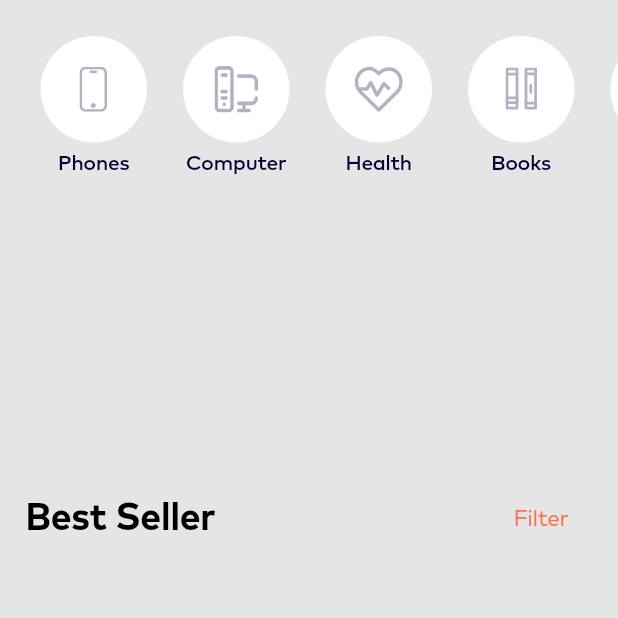
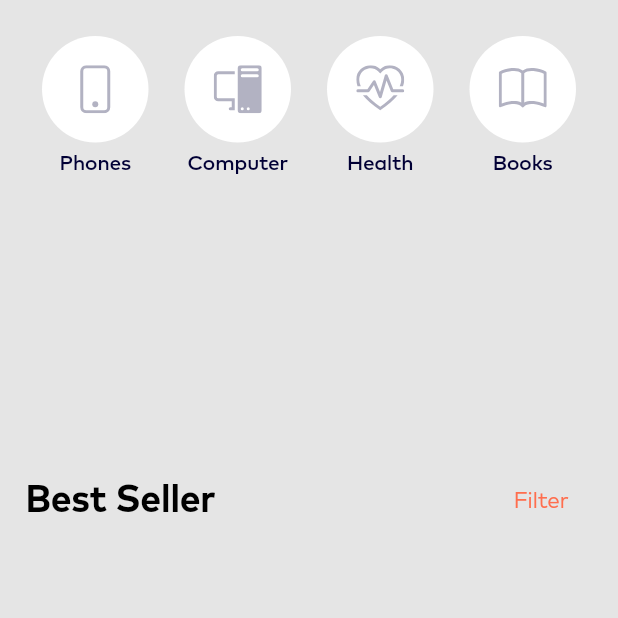
Before and after one commit to devmaslove/ecommerce_test, a Flutter app: the MainPageLoaded screen opened directly with empty values, on a phone screen of 412 x 824 dp, the top half of it. Run offline on Flutter 3.47's test engine with Material 2 defaults, Android fonts, the phone set to English and light mode, and no system bars; our stand-ins replace badges, bootstrap_icons, card_swiper, dio, equatable, flutter_bloc and 2 more; network calls fail; project files that could hold a hidden picture were left out.

Commit message:
Добавил нормальные иконки в выбор категорий

```diff
--- a/lib/ui/pages/main/main_page_loaded.dart
+++ b/lib/ui/pages/main/main_page_loaded.dart
@@ -48,12 +48,16 @@ class MainPageLoaded extends StatelessWidget {
       body: SafeArea(
         child: ListView(
           children: [
-            ListCategoriesWidget(
-              selectedCategory: state.selectedCategory,
-              onSelectCategory: (category) {
-                final bloc = context.read<MainBloc>();
-                bloc.add(MainSelectCategoryEvent(category));
-              },
+            const SizedBox(height: 12),
+            Padding(
+              padding: const EdgeInsets.symmetric(horizontal: 16),
+              child: ListCategoriesWidget(
+                selectedCategory: state.selectedCategory,
+                onSelectCategory: (category) {
+                  final bloc = context.read<MainBloc>();
+                  bloc.add(MainSelectCategoryEvent(category));
+                },
+              ),
             ),
             ListHotSalesWidget(
               children: [
--- a/lib/ui/pages/main/widgets/category_widget.dart
+++ b/lib/ui/pages/main/widgets/category_widget.dart
@@ -1,23 +1,18 @@
 import 'package:ecommerce_test/ui/resources/app_colors.dart';
 import 'package:ecommerce_test/ui/resources/app_text_style.dart';
 import 'package:flutter/material.dart';
-import 'package:flutter_svg/flutter_svg.dart';
 
 class CategoryWidget extends StatelessWidget {
   final String title;
   final bool selected;
-  final String? imageAssetName;
-  final double? imageWidth;
-  final double? imageHeight;
+  final IconData icon;
   final VoidCallback onPressed;
 
   const CategoryWidget({
     super.key,
     required this.title,
     required this.selected,
-    this.imageAssetName,
-    this.imageWidth,
-    this.imageHeight,
+    required this.icon,
     required this.onPressed,
   });
 
@@ -48,18 +43,12 @@ class CategoryWidget extends StatelessWidget {
                     ),
                   ],
                 ),
-                child: imageAssetName != null &&
-                        imageWidth != null &&
-                        imageHeight != null
-                    ? SvgPicture.asset(
-                        imageAssetName!,
-                        width: imageWidth!,
-                        height: imageHeight!,
-                        color: selected
-                            ? Colors.white
-                            : AppColors.dark.withOpacity(0.3),
-                      )
-                    : null,
+                child: Icon(
+                  icon,
+                  size: 32,
+                  color:
+                      selected ? Colors.white : AppColors.dark.withOpacity(0.3),
+                ),
               ),
               const SizedBox(height: 7),
               Text(
--- a/lib/ui/pages/main/widgets/list_categories_widget.dart
+++ b/lib/ui/pages/main/widgets/list_categories_widget.dart
@@ -1,5 +1,5 @@
+import 'package:bootstrap_icons/bootstrap_icons.dart';
 import 'package:ecommerce_test/ui/pages/main/widgets/category_widget.dart';
-import 'package:ecommerce_test/ui/resources/app_images.dart';
 import 'package:flutter/material.dart';
 
 class ListCategoriesWidget extends StatelessWidget {
@@ -16,53 +16,40 @@ class ListCategoriesWidget extends StatelessWidget {
   Widget build(BuildContext context) {
     return SingleChildScrollView(
       scrollDirection: Axis.horizontal,
-      child: Padding(
-        padding: const EdgeInsets.symmetric(
-          vertical: 12,
-          horizontal: 15,
-        ),
       child: Row(
         children: [
           CategoryWidget(
             title: 'Phones',
             selected: selectedCategory == 'Phones',
-              imageAssetName: AppImages.phones,
-              imageWidth: 19,
-              imageHeight: 30,
+            icon: BootstrapIcons.phone,
             onPressed: () => onSelectCategory('Phones'),
           ),
           CategoryWidget(
             title: 'Computer',
             selected: selectedCategory == 'Computer',
-              imageAssetName: AppImages.computer,
-              imageWidth: 29,
-              imageHeight: 31,
+            icon: BootstrapIcons.pc_display,
             onPressed: () => onSelectCategory('Computer'),
           ),
           CategoryWidget(
             title: 'Health',
             selected: selectedCategory == 'Health',
-              imageAssetName: AppImages.health,
-              imageWidth: 32,
-              imageHeight: 30,
+            icon: BootstrapIcons.heart_pulse,
             onPressed: () => onSelectCategory('Health'),
           ),
           CategoryWidget(
             title: 'Books',
             selected: selectedCategory == 'Books',
-              imageAssetName: AppImages.books,
-              imageWidth: 21,
-              imageHeight: 29,
+            icon: BootstrapIcons.book,
             onPressed: () => onSelectCategory('Books'),
           ),
           CategoryWidget(
-              title: 'Other',
+            title: 'Gifts',
             selected: selectedCategory == 'Other',
+            icon: BootstrapIcons.gift,
             onPressed: () => onSelectCategory('Other'),
           ),
         ],
       ),
-      ),
     );
   }
 }
--- a/pubspec.yaml
+++ b/pubspec.yaml
@@ -10,7 +10,6 @@ environment:
 dependencies:
   flutter:
     sdk: flutter
-  cupertino_icons: ^1.0.5
   flutter_svg: ^1.1.5
   intl: ^0.17.0
   flutter_rating_bar: ^4.0.1
@@ -19,6 +18,7 @@ dependencies:
   equatable: ^2.0.5
   dio: ^4.0.6
   badges: ^2.0.3
+  bootstrap_icons: ^1.9.1
 
 dev_dependencies:
   flutter_test:
```
Also changed, not shown: pubspec.lock. Lines whose indentation alone changed are shown as unchanged.
